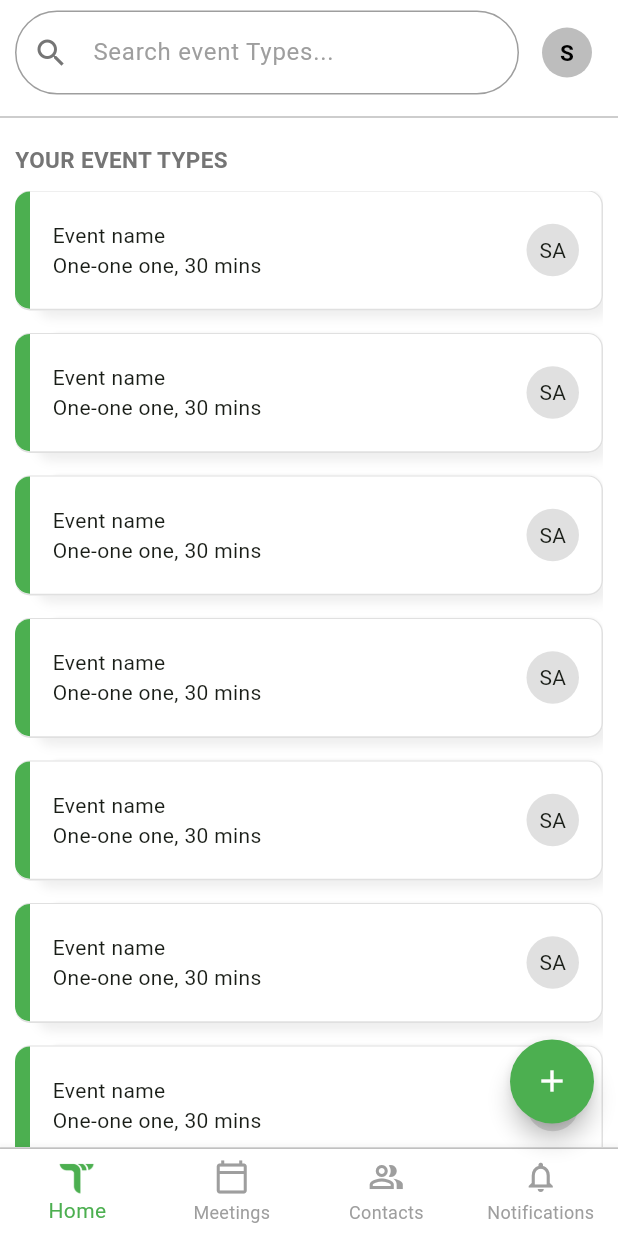
After one commit to sayedmaltan/Timease, a Flutter app: the HomeScreenView screen opened by its route, on a phone screen of 412 x 824 dp. The commit adds this screen. Run offline on Flutter 3.47's test engine with Material 3 defaults, Android fonts, the phone set to English and light mode, and no system bars; our stand-ins replace go_router.

Commit message:
add home screen view with its components-bottomNavBar and search

```diff
--- a/timease_mobile/lib/constants.dart
+++ b/timease_mobile/lib/constants.dart
@@ -1,4 +1,5 @@
 import 'package:flutter/material.dart';
 
 const kPrimaryColor= Colors.green;
-const kTextFFieldColor=Colors.grey;
+const kBackgroundColor= Colors.white;
+const kSecPrimaryColor=Colors.grey;
--- a/timease_mobile/lib/core/utils/app_router.dart
+++ b/timease_mobile/lib/core/utils/app_router.dart
@@ -3,12 +3,14 @@ import 'package:go_router/go_router.dart';
 import 'package:timease_mobile/features/authentication/presentation/views/auth_screen_view.dart';
 import 'package:timease_mobile/features/authentication/presentation/views/login_screen_view.dart';
 import 'package:timease_mobile/features/authentication/presentation/views/register_screen_view.dart';
+import 'package:timease_mobile/features/home/presentation/views/home_screen_view.dart';
 import 'package:timease_mobile/features/splash/presentation/views/splash_view.dart';
 
 abstract class AppRouter{
   static const authScreen='/authScreenView';
   static const loginScreen='/LoginScreenView';
   static const registerScreen='/RegisterScreenView';
+  static const homeScreen='/homeScreenView';
   static final  router = GoRouter(
     routes: <RouteBase>[
       GoRoute(
@@ -35,6 +37,12 @@ abstract class AppRouter{
               return const RegisterScreenView();
             },
           ),
+          GoRoute(
+            path: homeScreen,
+            builder: (BuildContext context, GoRouterState state) {
+              return const HomeScreenView();
+            },
+          ),
         ],
       ),
     ],
--- a/timease_mobile/lib/core/utils/function/build_theme_data.dart
+++ b/timease_mobile/lib/core/utils/function/build_theme_data.dart
@@ -8,15 +8,20 @@ ThemeData buildThemeData() {
     primarySwatch: kPrimaryColor,
     primaryColor: kPrimaryColor,
     primaryColorLight: kPrimaryColor,
+    bottomNavigationBarTheme: BottomNavigationBarThemeData(
+      backgroundColor: kBackgroundColor,
+      selectedItemColor: kPrimaryColor,
+      unselectedItemColor: kSecPrimaryColor,
+      type: BottomNavigationBarType.fixed,
+    ),
     buttonTheme: ButtonThemeData(buttonColor: kPrimaryColor),
     textButtonTheme: TextButtonThemeData(
       style: TextButton.styleFrom(
         foregroundColor: kPrimaryColor,
       ).copyWith(
         splashFactory: NoSplash.splashFactory,
-
       ),
     ),
-    scaffoldBackgroundColor: Colors.white,
+    scaffoldBackgroundColor: kBackgroundColor,
   );
 }
--- a/timease_mobile/lib/core/utils/function/password_check.dart
+++ b/timease_mobile/lib/core/utils/function/password_check.dart
@@ -1,12 +1,13 @@
+
 bool isStrongPassword(String password) {
   final String passwordPattern =
-      r'^(?=.*[a-z])(?=.*[A-Z])(?=.*\d)(?=.*[@$!%*?&])[A-Za-z\d@$!%*?&]{8,16}$';
+      r'^(?=.*[a-z])(?=.*[A-Z])(?=.*\d)(?=.*[@$!%*?&])[\s\S]{8,}$';
 
   return RegExp(passwordPattern).hasMatch(password);
 }
 String validatePassword(String password) {
-  if (password.length < 8 || password.length > 16) {
-    return 'Password must be between 8 and 16 characters.';
+  if (password.length < 8 ) {
+    return 'Password must be greater than or equal to 8 characters.';
   }
   if (!RegExp(r'(?=.*[A-Z])').hasMatch(password)) {
     return 'Password must include at least one uppercase letter.';
@@ -18,8 +19,8 @@ String validatePassword(String password) {
     return 'Password must include at least one digit.';
   }
   if (!RegExp(r'(?=.*[@$!%*?&])').hasMatch(password)) {
-    return 'Password must include at least one special character (@\$!%*?&).';
+    return 'Password needs at least one special char @\$!%*?&.';
   }
 
-  return '';
+  return 'Invalid Password';
 }
--- a/timease_mobile/lib/core/utils/styles.dart
+++ b/timease_mobile/lib/core/utils/styles.dart
@@ -2,31 +2,51 @@ import 'package:flutter/material.dart';
 import 'package:timease_mobile/constants.dart';
 
 abstract class Styles {
-  static const textStyleFullButton =
-      TextStyle(color: Colors.white, fontSize: 18, fontWeight: FontWeight.w400);
+
+  static const textStyle12 = TextStyle(
+    fontSize: 12,
+    fontWeight: FontWeight.w500,
+  );
+
+  static const textStyleBlack = TextStyle(
+    color: Colors.black,
+    fontSize: 15,
+    fontWeight: FontWeight.bold,
+  );
+
+  static const textStyle15 = TextStyle(
+    fontSize: 15,
+    fontWeight: FontWeight.w500,
+  );
+
+  static const textStyleFullButton = TextStyle(
+    color: Colors.white,
+    fontSize: 18,
+    fontWeight: FontWeight.w400,
+  );
+
+
+
   static const textStyleSpaceButton = TextStyle(
     color: kPrimaryColor,
     fontSize: 18,
   );
+
   static const customRowTextStyle = TextStyle(
-      fontSize: 22, fontWeight: FontWeight.w700, color: kPrimaryColor);
+    fontSize: 22,
+    fontWeight: FontWeight.w700,
+    color: kPrimaryColor,
+  );
 
   static const textStyle32 = TextStyle(
     fontSize: 32,
     fontWeight: FontWeight.w800,
   );
 
+
   static const textStyle42 = TextStyle(
     fontSize: 42,
     fontWeight: FontWeight.w800,
   );
 
-  static const textStyle15 = TextStyle(
-    fontSize: 15,
-    fontWeight: FontWeight.w500,
-  );
-  static const textStyle12 = TextStyle(
-    fontSize: 12,
-    fontWeight: FontWeight.w500,
-  );
 }
--- a/timease_mobile/lib/core/widgets/custom_text_form_field.dart
+++ b/timease_mobile/lib/core/widgets/custom_text_form_field.dart
@@ -7,6 +7,15 @@ class CustomTextFormField extends StatefulWidget {
   final bool isPassword;
   final TextEditingController controller;
   final FormFieldValidator validator;
+  final IconData? prefixIcon;
+  final IconData? suffixIcon;
+  final Color focusedBorderColor;
+  final double borderRadiusSize;
+  final FontWeight hintStyleWeight;
+  final VoidCallback? suffixIconResponse;
+  final Color suffixIconColor;
+  final bool isPasswordShown;
+  final ValueChanged? onChanged;
 
   const CustomTextFormField({
     super.key,
@@ -15,6 +24,15 @@ class CustomTextFormField extends StatefulWidget {
     required this.isPassword,
     required this.controller,
     required this.validator,
+    this.prefixIcon,
+    this.suffixIcon,
+    this.focusedBorderColor = kPrimaryColor,
+    this.borderRadiusSize = 12,
+    this.hintStyleWeight = FontWeight.normal,
+    this.suffixIconResponse,
+    this.suffixIconColor = kSecPrimaryColor,
+    this.isPasswordShown = false,
+    this.onChanged,
   });
 
   @override
@@ -22,40 +40,47 @@ class CustomTextFormField extends StatefulWidget {
 }
 
 class _CustomTextFormFieldState extends State<CustomTextFormField> {
-  bool isPasswordShown = false;
-  Icon suffixIcon = Icon(Icons.remove_red_eye_sharp);
-
   @override
   Widget build(BuildContext context) {
     return TextFormField(
       keyboardType: widget.keyboardType,
       controller: widget.controller,
-      validator:widget.validator,
+      validator: widget.validator,
+      onChanged: widget.onChanged,
       decoration: InputDecoration(
-        suffixIconColor: kTextFFieldColor,
-        suffixIcon: widget.isPassword
+        prefixIconColor: kSecPrimaryColor.shade600,
+        suffixIconColor: kSecPrimaryColor,
+        prefixIcon: widget.prefixIcon != null ? Icon(widget.prefixIcon) : null,
+        suffixIcon: widget.suffixIcon != null
             ? IconButton(
-                onPressed: () {
-                  isPasswordShown
-                      ? suffixIcon = Icon(Icons.remove_red_eye_sharp)
-                      : suffixIcon = Icon(Icons.visibility_off_sharp);
-                  isPasswordShown = !isPasswordShown;
-                  setState(() {});
-                },
-                icon: suffixIcon,
+                onPressed: widget.suffixIconResponse,
+                icon: Icon(
+                  widget.suffixIcon,
+                  color: widget.suffixIconColor,
+                ),
               )
             : null,
+        focusedBorder: OutlineInputBorder(
+          borderSide: BorderSide(
+            color: widget.focusedBorderColor,
+          ),
+          borderRadius: BorderRadius.circular(widget.borderRadiusSize),
+        ),
         enabledBorder: OutlineInputBorder(
-            borderRadius: BorderRadius.circular(12),
-            borderSide: BorderSide(color: kTextFFieldColor)),
+          borderRadius: BorderRadius.circular(widget.borderRadiusSize),
+          borderSide: BorderSide(color: kSecPrimaryColor),
+        ),
         hintText: widget.hintText,
-        hintStyle: TextStyle(color: kTextFFieldColor),
+        hintStyle: TextStyle(
+          color: kSecPrimaryColor,
+          fontWeight: widget.hintStyleWeight,
+        ),
         border: OutlineInputBorder(
           borderRadius: BorderRadius.circular(10),
         ),
       ),
       obscureText: widget.isPassword
-          ? isPasswordShown
+          ? widget.isPasswordShown
               ? false
               : true
           : false,
--- a/timease_mobile/lib/features/authentication/presentation/views/widgets/custom_field_column.dart
+++ b/timease_mobile/lib/features/authentication/presentation/views/widgets/custom_field_column.dart
@@ -29,6 +29,7 @@ class CustomFieldColumn extends StatelessWidget {
           height: 5,
         ),
         CustomTextFormField(
+
             keyboardType: TextInputType.emailAddress,
             hintText: hintText,
             isPassword: false,
--- a/timease_mobile/lib/features/authentication/presentation/views/widgets/login_screen_view_body.dart
+++ b/timease_mobile/lib/features/authentication/presentation/views/widgets/login_screen_view_body.dart
@@ -23,6 +23,8 @@ class _LoginScreenViewBodyState extends State<LoginScreenViewBody> {
   late TextEditingController emailController = TextEditingController();
   late TextEditingController passwordController = TextEditingController();
   var formKey = GlobalKey<FormState>();
+  bool isPasswordShown = false;
+  IconData suffixIcon= Icons.remove_red_eye_sharp;
 
   @override
   Widget build(BuildContext context) {
@@ -69,12 +71,21 @@ class _LoginScreenViewBodyState extends State<LoginScreenViewBody> {
               controller: passwordController,
               keyboardType: TextInputType.visiblePassword,
               hintText: 'password',
+              isPasswordShown: isPasswordShown,
               isPassword: true, validator: (value) {
               if (!isStrongPassword(value)) {
                 return validatePassword(value);
               }
               return null;
             },
+             suffixIcon: suffixIcon ,
+             suffixIconResponse: () {
+                 isPasswordShown
+                     ? suffixIcon = Icons.remove_red_eye_sharp
+                     : suffixIcon = Icons.visibility_off_sharp;
+                 isPasswordShown = !isPasswordShown;
+                 setState(() {});
+             },
             ),
             SizedBox(
               height: 25,
@@ -83,7 +94,9 @@ class _LoginScreenViewBodyState extends State<LoginScreenViewBody> {
               text: 'Login',
               height: 52,
               response: () {
-                if (formKey.currentState!.validate()) {}
+                if (formKey.currentState!.validate()) {
+                  context.go(AppRouter.homeScreen);
+                }
               },
             ),
             SizedBox(
--- a/timease_mobile/lib/features/authentication/presentation/views/widgets/resgister_screen_view_body.dart
+++ b/timease_mobile/lib/features/authentication/presentation/views/widgets/resgister_screen_view_body.dart
@@ -24,6 +24,8 @@ class _RegisterScreenViewBodyState extends State<RegisterScreenViewBody> {
   late TextEditingController emailController = TextEditingController();
   late TextEditingController nameController = TextEditingController();
   late TextEditingController passwordController = TextEditingController();
+  bool isPasswordShown = false;
+  IconData suffixIcon= Icons.remove_red_eye_sharp;
 
   @override
   Widget build(BuildContext context) {
@@ -68,6 +70,9 @@ class _RegisterScreenViewBodyState extends State<RegisterScreenViewBody> {
                 if (value.toString().isEmpty) {
                   return 'Please enter your name';
                 }
+                if (value.toString().length<2) {
+                  return 'Invalid name';
+                }
                 return null;
               },
             ),
@@ -81,12 +86,20 @@ class _RegisterScreenViewBodyState extends State<RegisterScreenViewBody> {
               controller: passwordController,
               keyboardType: TextInputType.visiblePassword,
               hintText: 'password',
-              isPassword: true,
-              validator: (value) {
-                if (!isStrongPassword(value)) {
-                  return validatePassword(value);
-                }
-                return null;
+              isPasswordShown: isPasswordShown,
+              isPassword: true, validator: (value) {
+              if (!isStrongPassword(value)) {
+                return validatePassword(value);
+              }
+              return null;
+            },
+              suffixIcon: suffixIcon ,
+              suffixIconResponse: () {
+                isPasswordShown
+                    ? suffixIcon = Icons.remove_red_eye_sharp
+                    : suffixIcon = Icons.visibility_off_sharp;
+                isPasswordShown = !isPasswordShown;
+                setState(() {});
               },
             ),
             SizedBox(
--- /dev/null
+++ b/timease_mobile/lib/features/home/presentation/views/home_screen_view.dart
@@ -0,0 +1,48 @@
+import 'package:flutter/material.dart';
+import 'package:timease_mobile/constants.dart';
+import 'package:timease_mobile/features/home/presentation/views/widgets/contacts_screen_view_body.dart';
+import 'package:timease_mobile/features/home/presentation/views/widgets/custom_bottom_nav_bar.dart';
+import 'package:timease_mobile/features/home/presentation/views/widgets/custom_floating_action_button.dart';
+import 'package:timease_mobile/features/home/presentation/views/widgets/home_screen_view_body.dart';
+import 'package:timease_mobile/features/home/presentation/views/widgets/mettings_screen_view_body.dart';
+import 'package:timease_mobile/features/home/presentation/views/widgets/notifications_screen_view_body.dart';
+
+class HomeScreenView extends StatefulWidget {
+  const HomeScreenView({super.key});
+
+  @override
+  State<HomeScreenView> createState() => _HomeScreenViewState();
+}
+
+class _HomeScreenViewState extends State<HomeScreenView> {
+  int selectBottomNavBar = 0;
+  Color logoColor = Colors.green;
+  List<Widget> homeScreensBody=[
+    HomeScreenViewBody(),
+    MeetingsScreenViewBody(),
+    ContactsScreenViewBody(),
+    NotificationsScreenViewBody(),
+  ];
+
+  @override
+  Widget build(BuildContext context) {
+    return GestureDetector(
+      onTap: () => FocusScope.of(context).unfocus(),
+      child: Scaffold(
+        body: SafeArea(child: homeScreensBody[selectBottomNavBar]),
+        bottomNavigationBar: CustomBottomNavBar(
+          onTap: (int value) {
+              selectBottomNavBar = value;
+              value == 0
+                  ? logoColor = kPrimaryColor
+                  : logoColor = kSecPrimaryColor;
+              setState(() {});
+          },
+          selectBottomNavBar: selectBottomNavBar,
+          logoColor: logoColor,
+        ),
+        floatingActionButton: selectBottomNavBar==0 ? CustomFloatingActionButton() : null,
+      ),
+    );
+  }
+}
--- /dev/null
+++ b/timease_mobile/lib/features/home/presentation/views/widgets/contacts_screen_view_body.dart
@@ -0,0 +1,10 @@
+import 'package:flutter/material.dart';
+
+class ContactsScreenViewBody extends StatelessWidget {
+  const ContactsScreenViewBody({super.key});
+
+  @override
+  Widget build(BuildContext context) {
+    return const Column();
+  }
+}
--- /dev/null
+++ b/timease_mobile/lib/features/home/presentation/views/widgets/custom_bottom_nav_bar.dart
@@ -0,0 +1,62 @@
+import 'package:flutter/material.dart';
+import 'package:timease_mobile/constants.dart';
+import 'package:timease_mobile/core/utils/asstes.dart';
+
+class CustomBottomNavBar extends StatelessWidget {
+  final ValueChanged<int> onTap;
+  final int? selectBottomNavBar;
+  final Color? logoColor;
+
+  const CustomBottomNavBar({
+    super.key,
+    required this.onTap,
+    this.selectBottomNavBar,
+    this.logoColor,
+  });
+
+  @override
+  Widget build(BuildContext context) {
+    return Container(
+      decoration: BoxDecoration(
+          border: Border(
+        top: BorderSide(
+          color: kSecPrimaryColor.shade400,
+        ),
+      )),
+      child: BottomNavigationBar(
+        currentIndex: selectBottomNavBar??0,
+        onTap: onTap,
+        items: [
+          BottomNavigationBarItem(
+            icon: Align(
+              alignment: Alignment.center,
+              heightFactor: 0.65,
+              child: Image.asset(
+                height: 37,
+                AssetsImages.logo,
+                fit: BoxFit.cover,
+                color: logoColor,
+              ),
+            ),
+            label: 'Home',
+          ),
+          BottomNavigationBarItem(
+              icon: Icon(
+                Icons.calendar_today_outlined,
+              ),
+              label: 'Meetings'),
+          BottomNavigationBarItem(
+              icon: Icon(
+                Icons.people_alt_outlined,
+              ),
+              label: 'Contacts'),
+          BottomNavigationBarItem(
+              icon: Icon(
+                Icons.notifications_outlined,
+              ),
+              label: 'Notifications'),
+        ],
+      ),
+    );
+  }
+}
--- /dev/null
+++ b/timease_mobile/lib/features/home/presentation/views/widgets/custom_event_container.dart
@@ -0,0 +1,93 @@
+import 'package:flutter/material.dart';
+import 'package:timease_mobile/constants.dart';
+
+class CustomEventContainer extends StatelessWidget {
+  final String eventName;
+  final String eventType;
+  final Color leftContainerColor;
+
+  const CustomEventContainer({
+    super.key,
+    required this.eventName,
+    required this.eventType,
+    required this.leftContainerColor,
+  });
+
+  @override
+  Widget build(BuildContext context) {
+    return Container(
+      height: 80,
+      decoration: BoxDecoration(
+          border: Border(
+            right: BorderSide(color: kSecPrimaryColor.shade300, width: 1),
+            top: BorderSide(
+              color: kSecPrimaryColor.shade300,
+              width: 0.6,
+            ),
+            bottom: BorderSide(color: kSecPrimaryColor.shade300, width: 1.2),
+          ),
+          boxShadow: [
+            BoxShadow(
+              color: Colors.grey.shade200,
+              offset: const Offset(
+                10.0,
+                10.0,
+              ),
+              blurRadius: 5.0,
+              spreadRadius: -5.0,
+            ),
+            BoxShadow(
+              color: Colors.grey.shade200,
+              offset: const Offset(
+                10.0,
+                -10.0,
+              ),
+              blurRadius: 1.0,
+              spreadRadius: -10.0,
+            ),
+            BoxShadow(
+              color: Colors.white,
+            ),
+          ],
+          borderRadius: BorderRadius.circular(10)),
+      child: Row(
+        children: [
+          Container(
+            height: double.infinity,
+            width: 10,
+            decoration: BoxDecoration(
+              color: leftContainerColor,
+              borderRadius: BorderRadiusDirectional.only(
+                  bottomStart: Radius.circular(10),
+                  topStart: Radius.circular(10)),
+            ),
+          ),
+          SizedBox(
+            width: 15,
+          ),
+          Column(
+            mainAxisAlignment: MainAxisAlignment.center,
+            crossAxisAlignment: CrossAxisAlignment.start,
+            children: [
+              Text(eventName),
+              Text(eventType),
+            ],
+          ),
+          Spacer(),
+          Container(
+            height: 35,
+            width: 35,
+            decoration: BoxDecoration(
+              color: kSecPrimaryColor.shade300,
+              shape: BoxShape.circle,
+            ),
+            child: Center(child: Text('SA')),
+          ),
+          SizedBox(
+            width: 15,
+          ),
+        ],
+      ),
+    );
+  }
+}
--- /dev/null
+++ b/timease_mobile/lib/features/home/presentation/views/widgets/custom_floating_action_button.dart
@@ -0,0 +1,21 @@
+import 'package:flutter/material.dart';
+import 'package:timease_mobile/constants.dart';
+
+class CustomFloatingActionButton extends StatelessWidget {
+  const CustomFloatingActionButton({
+    super.key,
+  });
+
+  @override
+  Widget build(BuildContext context) {
+    return FloatingActionButton(
+      backgroundColor: kPrimaryColor,
+      shape: CircleBorder(),
+      onPressed: () {},
+      child: Icon(
+        color: Colors.white,
+        Icons.add,
+      ),
+    );
+  }
+}
--- /dev/null
+++ b/timease_mobile/lib/features/home/presentation/views/widgets/custom_row_search_and_account.dart
@@ -0,0 +1,71 @@
+import 'package:flutter/material.dart';
+import 'package:timease_mobile/constants.dart';
+import 'package:timease_mobile/core/utils/styles.dart';
+import 'package:timease_mobile/core/widgets/custom_text_form_field.dart';
+
+class CustomRowSearchAndAccount extends StatefulWidget {
+  const CustomRowSearchAndAccount({
+    super.key,
+    required this.controller,
+  });
+
+  final TextEditingController controller;
+
+  @override
+  State<CustomRowSearchAndAccount> createState() =>
+      _CustomRowSearchAndAccountState();
+}
+
+class _CustomRowSearchAndAccountState extends State<CustomRowSearchAndAccount> {
+  @override
+  Widget build(BuildContext context) {
+    return Row(
+      children: [
+        SizedBox(
+          width: 10,
+        ),
+        Expanded(
+          child: CustomTextFormField(
+            suffixIconColor: Colors.black,
+            suffixIconResponse: () {
+              widget.controller.text = '';
+              setState(() {});
+            },
+            onChanged: (value) => setState(() {
+            }),
+            borderRadiusSize: 28,
+            focusedBorderColor: kSecPrimaryColor,
+            hintStyleWeight: FontWeight.w400,
+            suffixIcon: widget.controller.text.isNotEmpty?Icons.close:null,
+            hintText: 'Search event Types...',
+            keyboardType: TextInputType.text,
+            isPassword: false,
+            controller: widget.controller,
+            validator: (value) {
+              return null;
+            },
+            prefixIcon: Icons.search,
+          ),
+        ),
+        SizedBox(
+          width: 8,
+        ),
+        TextButton(
+          style: TextButton.styleFrom(
+            shape: CircleBorder(),
+            minimumSize: Size(20, 20),
+            backgroundColor: kSecPrimaryColor.shade400,
+          ),
+          onPressed: () {},
+          child: Text(
+            'S',
+            style: Styles.textStyleBlack,
+          ),
+        ),
+        SizedBox(
+          width: 10,
+        ),
+      ],
+    );
+  }
+}
--- /dev/null
+++ b/timease_mobile/lib/features/home/presentation/views/widgets/home_screen_view_body.dart
@@ -0,0 +1,49 @@
+import 'package:flutter/material.dart';
+import 'package:timease_mobile/constants.dart';
+import 'package:timease_mobile/core/utils/styles.dart';
+import 'package:timease_mobile/features/home/presentation/views/widgets/custom_row_search_and_account.dart';
+import 'package:timease_mobile/features/home/presentation/views/widgets/home_view_body_events_list.dart';
+
+class HomeScreenViewBody extends StatefulWidget {
+  const HomeScreenViewBody({super.key});
+
+  @override
+  State<HomeScreenViewBody> createState() => _HomeScreenViewBodyState();
+}
+
+class _HomeScreenViewBodyState extends State<HomeScreenViewBody> {
+  var controller = TextEditingController();
+
+  @override
+  Widget build(BuildContext context) {
+    return Column(
+      crossAxisAlignment: CrossAxisAlignment.start,
+      children: [
+        SizedBox(
+          height: 7,
+        ),
+        CustomRowSearchAndAccount(controller: controller),
+        SizedBox(
+          height: 7,
+        ),
+        Divider(
+          color: kSecPrimaryColor.shade400,
+        ),
+        Padding(
+          padding: const EdgeInsets.all(10.0),
+          child: Text('YOUR EVENT TYPES',style: Styles.textStyleBlack.copyWith(color: kSecPrimaryColor.shade600)),
+        ),
+        Expanded(
+          child: Padding(
+            padding: const EdgeInsets.symmetric(horizontal: 10.0),
+            child: HomeViewBodyEventsList(
+              eventName: 'Event name',
+              eventType: 'One-one one, 30 mins',
+              leftContainerColor: kPrimaryColor,
+            ),
+          ),
+        ),
+      ],
+    );
+  }
+}
--- /dev/null
+++ b/timease_mobile/lib/features/home/presentation/views/widgets/home_view_body_events_list.dart
@@ -0,0 +1,30 @@
+import 'package:flutter/material.dart';
+import 'package:timease_mobile/features/home/presentation/views/widgets/custom_event_container.dart';
+
+class HomeViewBodyEventsList extends StatelessWidget {
+  const HomeViewBodyEventsList({
+    super.key,
+    required this.eventName,
+    required this.eventType,
+    required this.leftContainerColor,
+  });
+
+  final String eventName;
+  final String eventType;
+  final Color leftContainerColor;
+
+  @override
+  Widget build(BuildContext context) {
+    return ListView.builder(
+      itemBuilder: (context, index) => Padding(
+        padding: const EdgeInsets.only(bottom: 15.0),
+        child: CustomEventContainer(
+          eventName: eventName,
+          eventType: eventType,
+          leftContainerColor: leftContainerColor,
+        ),
+      ),
+      itemCount: 20,
+    );
+  }
+}
--- /dev/null
+++ b/timease_mobile/lib/features/home/presentation/views/widgets/mettings_screen_view_body.dart
@@ -0,0 +1,10 @@
+import 'package:flutter/material.dart';
+
+class MeetingsScreenViewBody extends StatelessWidget {
+  const MeetingsScreenViewBody({super.key});
+
+  @override
+  Widget build(BuildContext context) {
+    return const Column();
+  }
+}
--- /dev/null
+++ b/timease_mobile/lib/features/home/presentation/views/widgets/notifications_screen_view_body.dart
@@ -0,0 +1,10 @@
+import 'package:flutter/material.dart';
+
+class NotificationsScreenViewBody extends StatelessWidget {
+  const NotificationsScreenViewBody({super.key});
+
+  @override
+  Widget build(BuildContext context) {
+    return const Column();
+  }
+}
```
